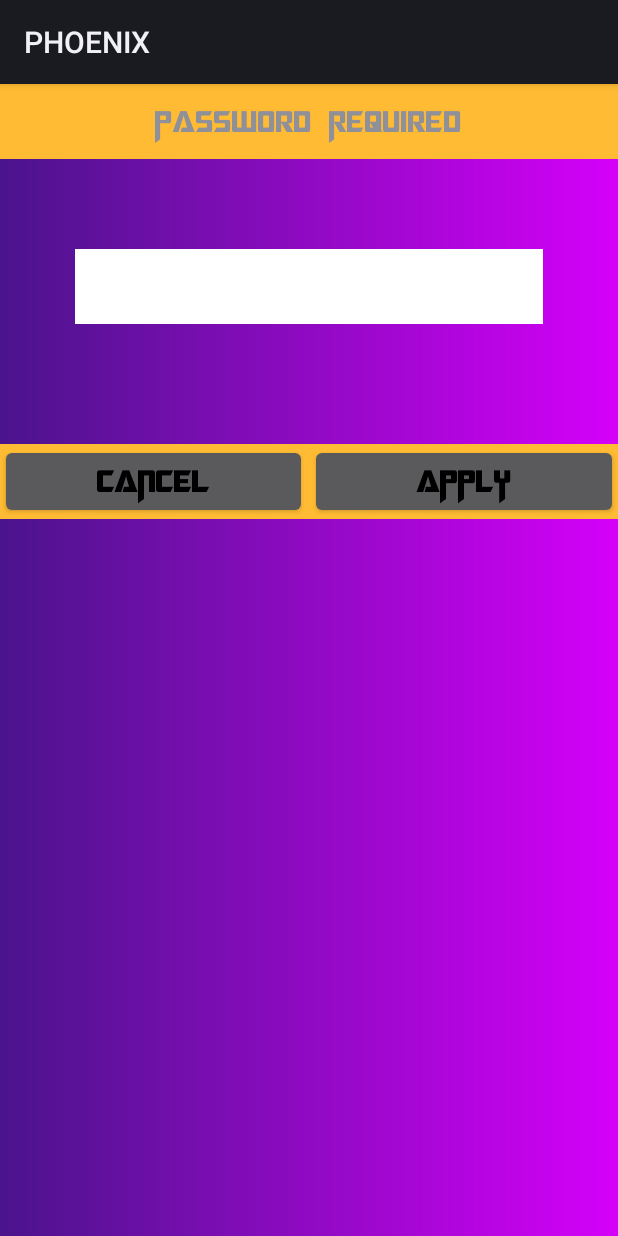
After one commit to musafirkhana/Phoenix, an Android app: the layout password_dialog.xml on its own in the app's theme, with its tools: preview values and no code run, on a phone screen of 412 x 824 dp. The commit adds this screen. Run offline under Robolectric (Android 15) with nearby library versions, the phone set to English and light mode, and no system bars.

Commit message:
Add Password

```diff
--- a/app/src/main/java/com/baf/musafir/phoenix/main/PilotActivity.java
+++ b/app/src/main/java/com/baf/musafir/phoenix/main/PilotActivity.java
@@ -53,7 +53,7 @@ public class PilotActivity extends Activity {
 
         AssetManager assetManager = getAssets();
         try {
-            inputStream = assetManager.open("test.jpeg");
+            inputStream = assetManager.open("test.jpg");
             options.inputType = VrPanoramaView.Options.TYPE_MONO;
             mVRPanoramaView.loadImageFromBitmap(BitmapFactory.decodeStream(inputStream), options);
             inputStream.close();
--- a/app/src/main/java/com/baf/musafir/phoenix/util/AppConstant.java
+++ b/app/src/main/java/com/baf/musafir/phoenix/util/AppConstant.java
@@ -33,6 +33,7 @@ public class AppConstant extends Application {
     public static final int GPS_REQUEST = 1001;
     public static final String EMPTY_FIELD = "Please set location first !";
     public static final String NO_LOC = "No Location Available !";
+    public static final String APP_PASSWORD = "1234";
 
 
 
--- /dev/null
+++ b/app/src/main/res/layout/password_dialog.xml
@@ -0,0 +1,79 @@
+<?xml version="1.0" encoding="utf-8"?>
+<LinearLayout xmlns:android="http://schemas.android.com/apk/res/android"
+    android:layout_width="match_parent"
+    android:layout_height="match_parent"
+    android:background="@drawable/drawable_red_gradient"
+    android:orientation="vertical">
+
+    <RelativeLayout
+        android:layout_width="match_parent"
+        android:layout_height="50dp"
+        android:background="@android:color/holo_orange_light">
+
+        <TextView
+            android:id="@+id/filter_head"
+            android:layout_width="wrap_content"
+            android:layout_height="wrap_content"
+            android:layout_centerInParent="true"
+            android:fontFamily="@font/megatron"
+            android:text="Password Required"
+            android:textSize="20sp" />
+
+    </RelativeLayout>
+
+
+       <EditText android:id="@+id/et_password"
+           android:layout_width="match_parent"
+           android:hint="Enter Password"
+           android:background="@color/white"
+           android:layout_marginTop="60dp"
+           android:layout_marginBottom="60dp"
+           android:layout_marginLeft="50dp"
+           android:gravity="center|left"
+           android:paddingLeft="10dp"
+           android:textSize="14sp"
+           android:layout_marginRight="50dp"
+           android:layout_height="50dp">
+
+       </EditText>
+
+
+        <LinearLayout
+            android:layout_width="match_parent"
+            android:layout_height="wrap_content"
+            android:layout_alignParentBottom="true"
+            android:layout_marginTop="20dp"
+            android:background="@android:color/holo_orange_light"
+            android:orientation="horizontal">
+
+            <Button
+                android:id="@+id/btn_cancel"
+                android:layout_width="0dp"
+                android:layout_height="50dp"
+                android:layout_weight="2"
+                android:fontFamily="@font/megatron"
+                android:gravity="center"
+                android:text="Cancel"
+                android:textColor="@color/black"
+                android:textSize="20sp"
+                android:textStyle="bold" />
+
+            <View
+                android:layout_width="2dp"
+                android:layout_height="50dp"></View>
+
+            <Button
+                android:id="@+id/btn_apply"
+                android:layout_width="0dp"
+                android:layout_height="50dp"
+                android:layout_weight="2"
+                android:fontFamily="@font/megatron"
+                android:gravity="center"
+                android:text="APPLY"
+                android:textColor="@color/black"
+                android:textSize="20sp"
+                android:textStyle="bold" />
+        </LinearLayout>
+
+
+</LinearLayout>
```
Also changed, not shown: app/src/main/java/com/baf/musafir/phoenix/main/SplashActivity.java (+51 -60 lines), app/src/main/assets/test.jpeg (deleted), 1 other file.
